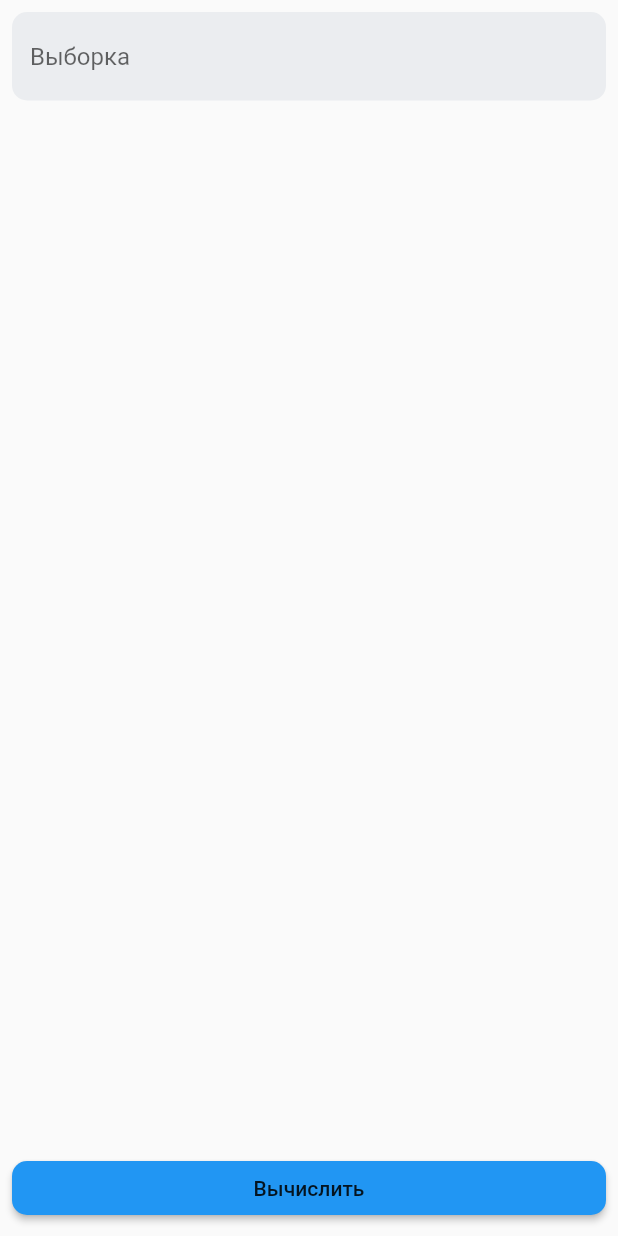
After one commit to ShiryaevNikolay/math_statistics, a Flutter app: the screen it shows after launch, on a phone screen of 412 x 824 dp. The commit adds this screen. Run offline on Flutter 3.47's test engine with Material 2 defaults, Android fonts, the phone set to English and light mode, and no system bars.

Commit message:
Выносит верстку в отдельный класс

```diff
--- a/lib/pages/home_page.dart
+++ b/lib/pages/home_page.dart
@@ -1,7 +1,8 @@
+import 'package:flutter/cupertino.dart';
 import 'package:flutter/material.dart';
 import 'package:flutter/services.dart';
 import 'package:flutter/widgets.dart';
-import 'package:math_statistics/widgets/input_field.dart';
+import 'package:math_statistics/screens/descriptive_statistics_screen.dart';
 
 class HomePage extends StatelessWidget {
   @override
@@ -12,6 +13,7 @@ class HomePage extends StatelessWidget {
     return AnnotatedRegion<SystemUiOverlayStyle>(
       value: SystemUiOverlayStyle(
           statusBarColor: Colors.transparent,
+          statusBarIconBrightness: Brightness.dark,
           systemNavigationBarColor: Theme.of(context).scaffoldBackgroundColor,
           systemNavigationBarIconBrightness: Brightness.dark
       ),
@@ -21,20 +23,7 @@ class HomePage extends StatelessWidget {
             child: Column(
               children: [
                 SizedBox(height: statusBarHeight,),
-                Expanded(
-                  child: SingleChildScrollView(
-                    child: InputField(
-                        hintText: "Выборка"
-                    ),
-                  ),
-                ),
-                MaterialButton(
-                  child: Text("Вычислить"),
-                  minWidth: double.infinity,
-                  shape: RoundedRectangleBorder(borderRadius: BorderRadius.circular(10)),
-                  color: Theme.of(context).accentColor,
-                  onPressed: () {}
-                )
+                Expanded(child: DescriptiveStatisticsScreen()),
               ],
             ),
           )
--- /dev/null
+++ b/lib/screens/descriptive_statistics_screen.dart
@@ -0,0 +1,26 @@
+import 'package:flutter/material.dart';
+import 'package:flutter/widgets.dart';
+import 'package:math_statistics/widgets/input_field.dart';
+
+class DescriptiveStatisticsScreen extends StatelessWidget {
+  @override
+  Widget build(BuildContext context) => Column(
+    children: [
+      Expanded(
+        child: SingleChildScrollView(
+          child: InputField(
+            hintText: "Выборка",
+            textInputType: TextInputType.number,
+          ),
+        ),
+      ),
+      MaterialButton(
+          child: Text("Вычислить"),
+          minWidth: double.infinity,
+          shape: RoundedRectangleBorder(borderRadius: BorderRadius.circular(10)),
+          color: Theme.of(context).accentColor,
+          onPressed: () {}
+      )
+    ],
+  );
+}
--- a/lib/widgets/input_field.dart
+++ b/lib/widgets/input_field.dart
@@ -3,13 +3,17 @@ import 'package:flutter/widgets.dart';
 
 class InputField extends StatelessWidget {
 
-  InputField({this.hintText});
+  InputField({
+    this.hintText,
+    this.textInputType
+  });
 
   String? hintText;
+  TextInputType? textInputType;
 
   @override
   Widget build(BuildContext context) => TextField(
-    keyboardType: TextInputType.number,
+    keyboardType: textInputType,
     maxLines: null,
     decoration: InputDecoration(
       filled: true,
```
